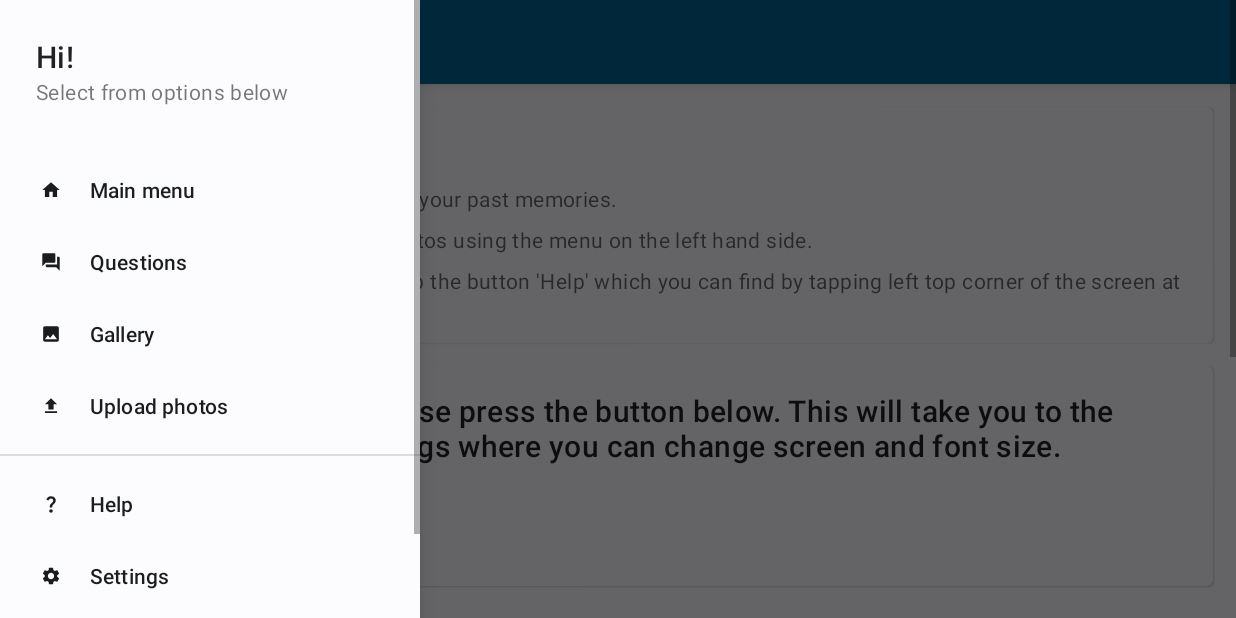
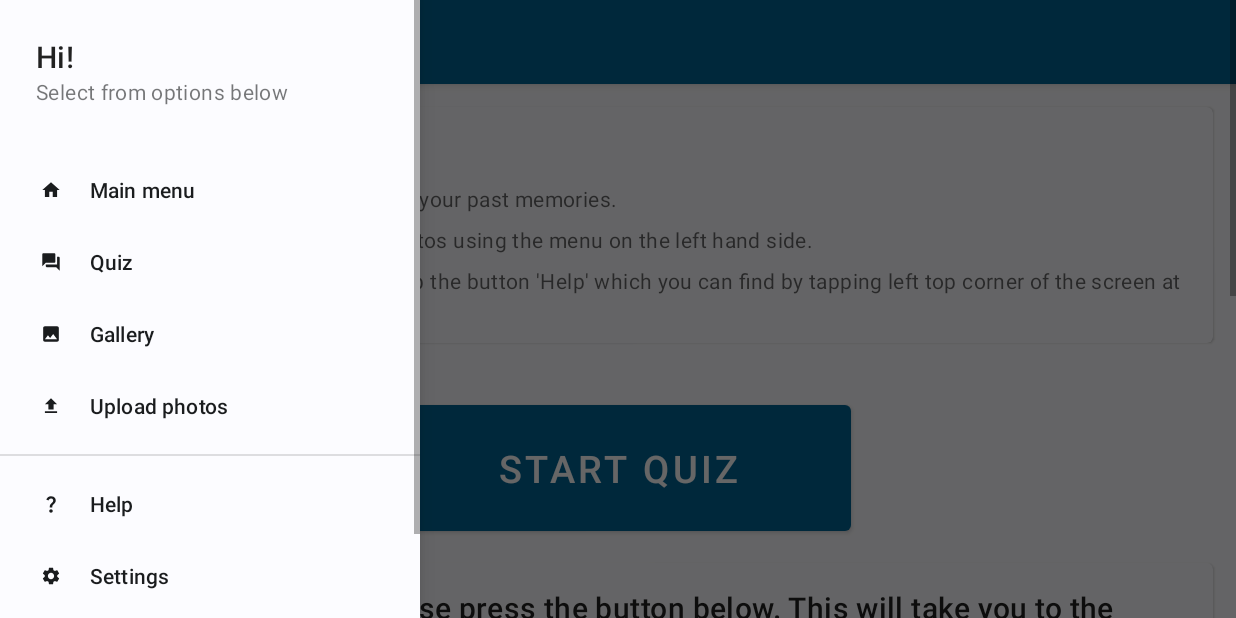
Before and after one commit to jzmark/dissertation-project, an Android app: the screen it shows after launch (MainMenu), with the side drawer open, on a phone screen of 824 x 412 dp (held sideways). Run offline under Robolectric (Android 15) with nearby library versions, the phone set to English and light mode, and no system bars.

Commit message:
Main menu layout change (button)

```diff
--- /dev/null
+++ b/app/src/main/res/drawable/ic_control_panel_foreground.xml
@@ -0,0 +1,18 @@
+<vector xmlns:android="http://schemas.android.com/apk/res/android"
+    android:width="108dp"
+    android:height="108dp"
+    android:viewportWidth="24"
+    android:viewportHeight="24"
+    android:tint="#FFFFFF">
+  <group android:scaleX="0.58"
+      android:scaleY="0.58"
+      android:translateX="5.04"
+      android:translateY="5.04">
+    <path
+        android:fillColor="@android:color/white"
+        android:pathData="M17,11c0.34,0 0.67,0.04 1,0.09V6.27L10.5,3L3,6.27v4.91c0,4.54 3.2,8.79 7.5,9.82c0.55,-0.13 1.08,-0.32 1.6,-0.55C11.41,19.47 11,18.28 11,17C11,13.69 13.69,11 17,11z"/>
+    <path
+        android:fillColor="@android:color/white"
+        android:pathData="M17,13c-2.21,0 -4,1.79 -4,4c0,2.21 1.79,4 4,4s4,-1.79 4,-4C21,14.79 19.21,13 17,13zM17,14.38c0.62,0 1.12,0.51 1.12,1.12s-0.51,1.12 -1.12,1.12s-1.12,-0.51 -1.12,-1.12S16.38,14.38 17,14.38zM17,19.75c-0.93,0 -1.74,-0.46 -2.24,-1.17c0.05,-0.72 1.51,-1.08 2.24,-1.08s2.19,0.36 2.24,1.08C18.74,19.29 17.93,19.75 17,19.75z"/>
+  </group>
+</vector>
--- a/app/src/main/res/layout/main_menu.xml
+++ b/app/src/main/res/layout/main_menu.xml
@@ -43,7 +43,9 @@
                 android:layout_width="match_parent"
                 android:layout_height="wrap_content"
                 android:layout_margin="15dp"
+                app:layout_constraintBottom_toTopOf="@+id/button2"
                 app:layout_constraintEnd_toEndOf="parent"
+                app:layout_constraintHorizontal_bias="0.5"
                 app:layout_constraintStart_toStartOf="parent"
                 app:layout_constraintTop_toBottomOf="@+id/appBarLayout">
 
@@ -95,14 +97,29 @@
 
             </com.google.android.material.card.MaterialCardView>
 
+            <Button
+                android:id="@+id/button2"
+                android:layout_width="310dp"
+                android:layout_height="96dp"
+                android:layout_marginTop="20dp"
+                android:text="Start quiz"
+                android:textSize="25sp"
+                app:layout_constraintBottom_toTopOf="@+id/card2"
+                app:layout_constraintEnd_toEndOf="parent"
+                app:layout_constraintHorizontal_bias="0.5"
+                app:layout_constraintStart_toStartOf="parent"
+                app:layout_constraintTop_toBottomOf="@+id/card1" />
+
             <com.google.android.material.card.MaterialCardView
                 android:id="@+id/card2"
                 android:layout_width="match_parent"
                 android:layout_height="wrap_content"
                 android:layout_margin="15dp"
+                app:layout_constraintBottom_toTopOf="@+id/mainMenuLine6"
                 app:layout_constraintEnd_toEndOf="parent"
+                app:layout_constraintHorizontal_bias="0.5"
                 app:layout_constraintStart_toStartOf="parent"
-                app:layout_constraintTop_toBottomOf="@+id/card1">
+                app:layout_constraintTop_toBottomOf="@+id/button2">
 
                 <LinearLayout
                     android:layout_width="match_parent"
@@ -151,8 +168,9 @@
                 android:layout_marginTop="30dp"
                 android:text="@string/main_menu_5"
                 android:textSize="22sp"
+                app:layout_constraintBottom_toTopOf="@+id/constraintLayout"
                 app:layout_constraintStart_toStartOf="parent"
-                app:layout_constraintTop_toBottomOf="@id/card2" />
+                app:layout_constraintTop_toBottomOf="@+id/card2" />
 
             <androidx.constraintlayout.widget.ConstraintLayout
                 android:id="@+id/constraintLayout"
@@ -162,6 +180,7 @@
                 android:layout_marginBottom="40dp"
                 app:layout_constraintBottom_toBottomOf="parent"
                 app:layout_constraintEnd_toEndOf="parent"
+                app:layout_constraintHorizontal_bias="0.5"
                 app:layout_constraintStart_toStartOf="parent"
                 app:layout_constraintTop_toBottomOf="@+id/mainMenuLine6">
 
--- a/app/src/main/res/menu/navigation_drawer.xml
+++ b/app/src/main/res/menu/navigation_drawer.xml
@@ -10,7 +10,7 @@
         <item
             android:id="@+id/questionsDrawer"
             android:icon="@drawable/ic_answer_foreground"
-            android:title="@string/questions" />
+            android:title="@string/quiz" />
         <item
             android:id="@+id/galleryDrawer"
             android:icon="@drawable/ic_photo_foreground"
@@ -32,9 +32,9 @@
             android:icon="@drawable/ic_settings_foreground"
             android:title="@string/settings" />
         <item
-            android:id="@+id/logoutDrawer"
-            android:icon="@drawable/ic_logout_foreground"
-            android:title="@string/logout" />
+            android:id="@+id/controlPanel"
+            android:icon="@drawable/ic_control_panel_foreground"
+            android:title="@string/ctrpanel" />
     </group>
 
 </menu>
--- /dev/null
+++ b/app/src/main/res/mipmap-anydpi-v26/ic_control_panel.xml
@@ -0,0 +1,5 @@
+<?xml version="1.0" encoding="utf-8"?>
+<adaptive-icon xmlns:android="http://schemas.android.com/apk/res/android">
+    <background android:drawable="@drawable/ic_control_panel_background"/>
+    <foreground android:drawable="@drawable/ic_control_panel_foreground"/>
+</adaptive-icon>
--- /dev/null
+++ b/app/src/main/res/mipmap-anydpi-v26/ic_control_panel_round.xml
@@ -0,0 +1,5 @@
+<?xml version="1.0" encoding="utf-8"?>
+<adaptive-icon xmlns:android="http://schemas.android.com/apk/res/android">
+    <background android:drawable="@drawable/ic_control_panel_background"/>
+    <foreground android:drawable="@drawable/ic_control_panel_foreground"/>
+</adaptive-icon>
--- a/app/src/main/res/values/strings.xml
+++ b/app/src/main/res/values/strings.xml
@@ -2,7 +2,7 @@
     <string name="app_name">Remaidy</string>
     <string name="login_menu">Login Menu</string>
     <string name="settings">Settings</string>
-    <string name="logout">Log Out</string>
+    <string name="ctrpanel">Control Panel</string>
     <string name="welcome_message">Welcome! Please log in using buttons below.</string>
     <string name="user">User</string>
     <string name="carer">Carer</string>
@@ -12,7 +12,7 @@
     <string name="select_options_header">Select from options below</string>
     <string name="gallery">Gallery</string>
     <string name="upload_photos">Upload photos</string>
-    <string name="questions">Questions</string>
+    <string name="quiz">Quiz</string>
     <string name="help">Help</string>
     <string name="login_successful">You have been logged in successfully!</string>
     <string name="main_menu_greeting">Welcome to Remaidy!</string>
```
Also changed, not shown: app/src/main/java/com/marekj/remaidy/MainMenu.kt (+5 -5 lines), app/src/main/res/drawable/ic_control_panel_background.xml (added, +74 -0 lines), app/src/main/ic_control_panel-playstore.png (added), app/src/main/res/mipmap-hdpi/ic_control_panel.webp (added), app/src/main/res/mipmap-hdpi/ic_control_panel_round.webp (added), app/src/main/res/mipmap-mdpi/ic_control_panel.webp (added), app/src/main/res/mipmap-mdpi/ic_control_panel_round.webp (added), app/src/main/res/mipmap-xhdpi/ic_control_panel.webp (added), app/src/main/res/mipmap-xhdpi/ic_control_panel_round.webp (added), app/src/main/res/mipmap-xxhdpi/ic_control_panel.webp (added), app/src/main/res/mipmap-xxhdpi/ic_control_panel_round.webp (added), app/src/main/res/mipmap-xxxhdpi/ic_control_panel.webp (added), app/src/main/res/mipmap-xxxhdpi/ic_control_panel_round.webp (added).
